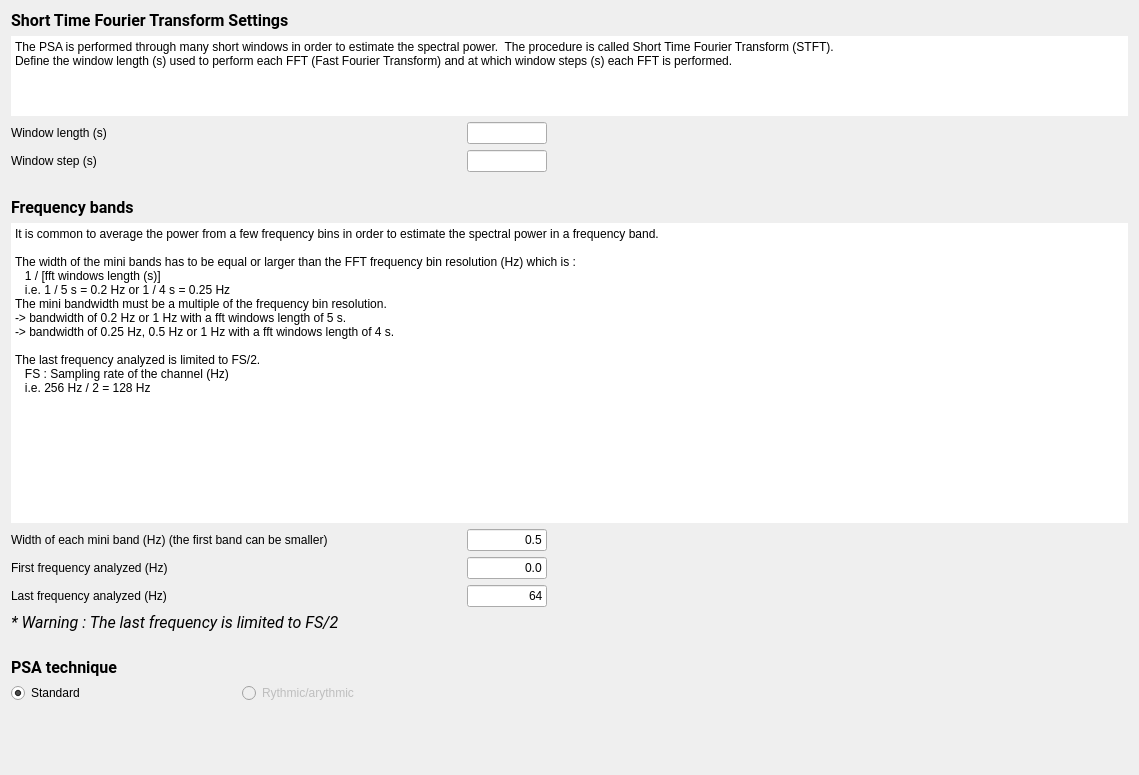
SnoozToolbox/snooz-package-ceams, file tools/CEAMSTools/PowerSpectralAnalysis/SpectralSettings/Ui_SpectralSettings.ui: the form before one commit.
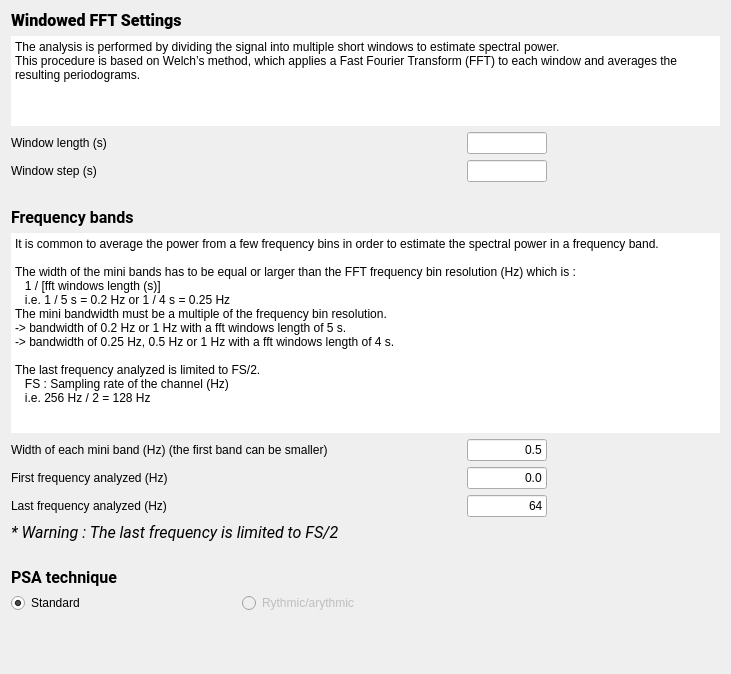
The form after the commit.

Commit message: Update the "EEG Spectral Power" UI to refer to Welch.

What changed in the file:
```diff
--- a/tools/CEAMSTools/PowerSpectralAnalysis/SpectralSettings/Ui_SpectralSettings.ui
+++ b/tools/CEAMSTools/PowerSpectralAnalysis/SpectralSettings/Ui_SpectralSettings.ui
@@ -6,8 +6,8 @@
    <rect>
     <x>0</x>
     <y>0</y>
-    <width>1139</width>
-    <height>775</height>
+    <width>727</width>
+    <height>674</height>
    </rect>
   </property>
   <property name="minimumSize">
@@ -42,7 +42,7 @@
         </font>
        </property>
        <property name="text">
-        <string>&lt;html&gt;&lt;head/&gt;&lt;body&gt;&lt;p&gt;&lt;span style=&quot; font-weight:600;&quot;&gt;Short Time Fourier Transform Settings&lt;/span&gt;&lt;/p&gt;&lt;/body&gt;&lt;/html&gt;</string>
+        <string>&lt;html&gt;&lt;head/&gt;&lt;body&gt;&lt;p&gt;&lt;span style=&quot; font-weight:700;&quot;&gt;Windowed FFT Settings&lt;/span&gt;&lt;/p&gt;&lt;/body&gt;&lt;/html&gt;</string>
        </property>
       </widget>
      </item>
@@ -51,13 +51,13 @@
        <property name="minimumSize">
         <size>
          <width>0</width>
-         <height>45</height>
+         <height>50</height>
         </size>
        </property>
        <property name="maximumSize">
         <size>
          <width>16777215</width>
-         <height>80</height>
+         <height>100</height>
         </size>
        </property>
        <property name="frameShape">
@@ -73,15 +73,15 @@
         <bool>true</bool>
        </property>
        <property name="plainText">
-        <string>The PSA is performed through many short windows in order to estimate the spectral power.  The procedure is called Short Time Fourier Transform (STFT).
-Define the window length (s) used to perform each FFT (Fast Fourier Transform) and at which window steps (s) each FFT is performed.</string>
+        <string>The analysis is performed by dividing the signal into multiple short windows to estimate spectral power. 
+This procedure is based on Welch’s method, which applies a Fast Fourier Transform (FFT) to each window and averages the resulting periodograms.</string>
        </property>
       </widget>
      </item>
      <item>
       <layout class="QGridLayout" name="gridLayout">
        <property name="sizeConstraint">
-        <enum>QLayout::SizeConstraint::SetNoConstraint</enum>
+        <enum>QLayout::SizeConstraint::SetMinimumSize</enum>
        </property>
        <item row="1" column="0">
         <widget class="QLabel" name="label_2">
@@ -201,6 +201,9 @@
    </item>
    <item>
     <layout class="QVBoxLayout" name="verticalLayout_5">
+     <property name="sizeConstraint">
+      <enum>QLayout::SizeConstraint::SetMinAndMaxSize</enum>
+     </property>
      <item>
       <widget class="QLabel" name="label_7">
        <property name="maximumSize">
@@ -233,15 +236,15 @@
        <property name="minimumSize">
         <size>
          <width>0</width>
+         <height>200</height>
+        </size>
+       </property>
+       <property name="maximumSize">
+        <size>
+         <width>16777215</width>
          <height>300</height>
         </size>
        </property>
-       <property name="maximumSize">
-        <size>
-         <width>16777215</width>
-         <height>16777215</height>
-        </size>
-       </property>
        <property name="frameShape">
         <enum>QFrame::Shape::NoFrame</enum>
        </property>
@@ -537,13 +540,29 @@
      </item>
     </layout>
    </item>
+   <item>
+    <spacer name="verticalSpacer_2">
+     <property name="orientation">
+      <enum>Qt::Orientation::Vertical</enum>
+     </property>
+     <property name="sizeType">
+      <enum>QSizePolicy::Policy::Minimum</enum>
+     </property>
+     <property name="sizeHint" stdset="0">
+      <size>
+       <width>20</width>
+       <height>40</height>
+      </size>
+     </property>
+    </spacer>
+   </item>
    <item>
     <spacer name="verticalSpacer">
      <property name="orientation">
       <enum>Qt::Orientation::Vertical</enum>
      </property>
      <property name="sizeType">
-      <enum>QSizePolicy::Policy::Expanding</enum>
+      <enum>QSizePolicy::Policy::Ignored</enum>
      </property>
      <property name="sizeHint" stdset="0">
       <size>
```
The commit also changes 3 other files.
